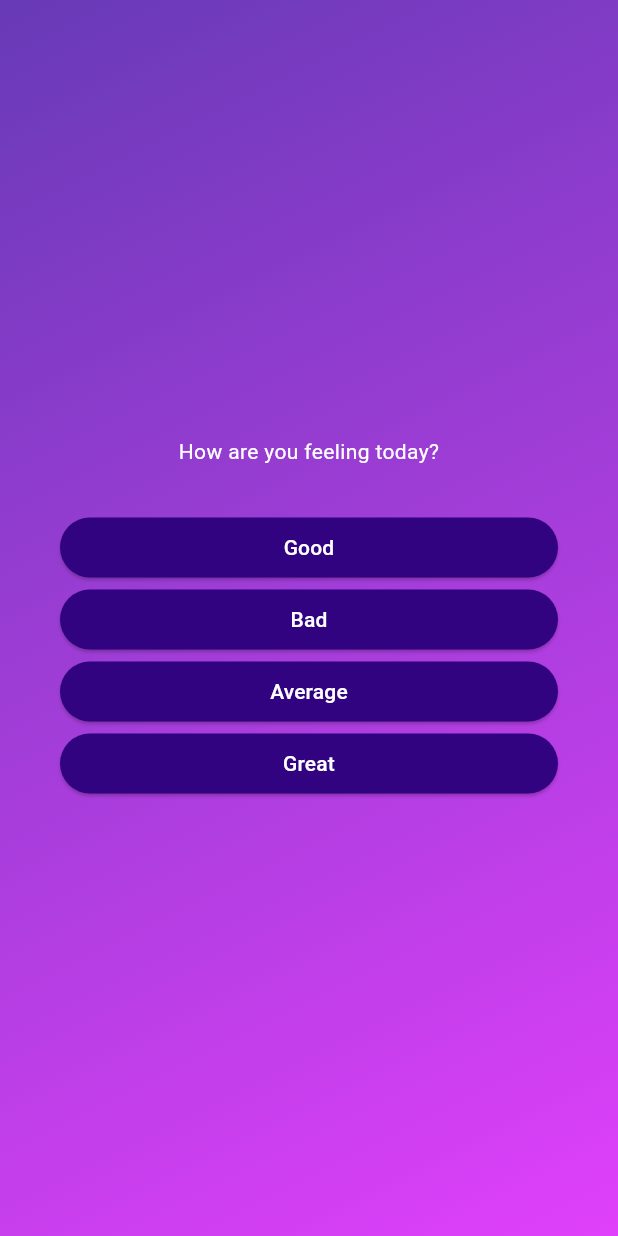
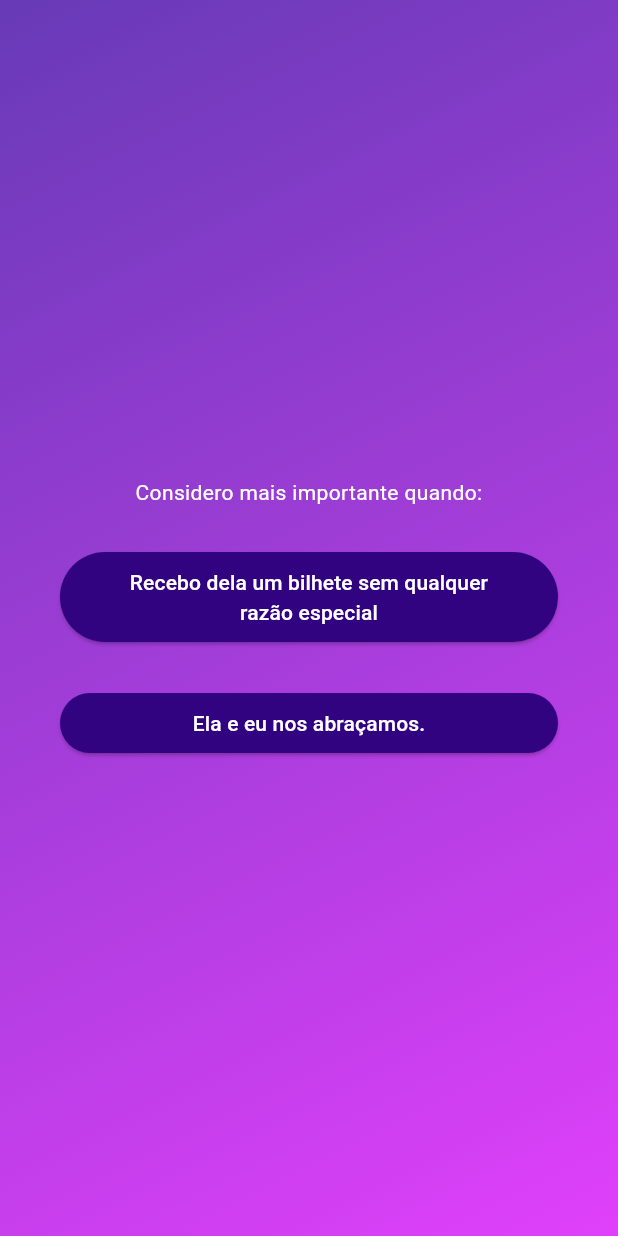
Before and after one commit to lucas-mdo/flutter_quiz, a Flutter app: the screen it shows after launch, after a tap on "Start quiz", on a phone screen of 412 x 824 dp. Run offline on Flutter 3.47's test engine with Material 2 defaults, Android fonts, the light colour scheme and no system bars.

```diff
--- a/lib/data/questions.dart
+++ b/lib/data/questions.dart
@@ -1,12 +1,87 @@
-import 'package:flutter_quiz/models/quiz_question.dart';
+class Answer<Strig, String> {
+  final String letter;
+  final String answer;
 
-const questions = [
-  QuizQuestion(
-    'How are you feeling today?',
-    ['Great', 'Good', 'Average', 'Bad'],
-  ),
-  QuizQuestion(
-    "What's the weather forecast for today?",
-    ['Sunny', 'Cloudy', 'Rain', 'Snowy'],
-  ),
+  const Answer(this.letter, this.answer);
+}
+
+const List<Map<String, String>> loves = [
+  {'letter': 'A', 'title': 'Palavras de Afirmação'},
+  {'letter': 'B', 'title': 'Tempo de Qualidade'},
+  {'letter': 'C', 'title': 'Presentes'},
+  {'letter': 'D', 'title': 'Atos de Serviço'},
+  {'letter': 'E', 'title': 'Toque Físico'},
 ];
+
+const List<Answer> answers = [
+  Answer('A', 'Recebo dela um bilhete sem qualquer razão especial'),
+  Answer('E', 'Ela e eu nos abraçamos.'),
+  Answer('B', 'Passamos tempo juntos, só nós dois.'),
+  Answer('D', 'Ela faz alguma coisa prática para me ajudar.'),
+  Answer('C', 'Ela me traz algum presente como sinal de amor.'),
+  Answer('B', 'Passamos tempo de lazer juntos sem interrupções.'),
+  Answer('D',
+      'Ela faz alguma coisa inesperada por mim (p. ex., encher o tamque do carro ou levar a roupa na lavanderia).'),
+  Answer('E', 'Ela e eu nos tocamos.'),
+  Answer('E', 'Ela coloca o braço à minha volta em público.'),
+  Answer('C', 'Ela me surpreende com um presente.'),
+  Answer('B', 'Estou perto dela, mesmo que não estejamos fazendo nada.'),
+  Answer('E', 'Damos as mãos.'),
+  Answer('C', 'Ela me presenteia.'),
+  Answer('A', 'Ela diz: "Eu te amo".'),
+  Answer('E', 'Sento-me perto dela.'),
+  Answer('A', 'Ela me elogia sem qualquer razão aparente.'),
+  Answer('B', 'Tenho a oportunidade de apenas "sair com ela.'),
+  Answer('C', 'Recebo dela pequenos presentes inesperados.'),
+  Answer('A', 'Ouço-a dizer: "Tenho orgulho de você".'),
+  Answer('D', 'Ela me ajuda com alguma tarefa.'),
+  Answer('B', 'Temos oportunidade de fazer algo juntos.'),
+  Answer('A', 'Ela me apoia por meio de palavras.'),
+  Answer('D', 'Ela faz algo por mim, em vez de apenas dizer que o fará.'),
+  Answer('E', 'Sinto-me ligado a ela quando nos abraçamos.'),
+  Answer('A', 'Ela me elogia.'),
+  Answer('C',
+      'Ela me presenteia com algo que demonstra que ela realmente pensou em mim.'),
+  Answer('B', 'Tenho a oportunidade de ficar perto dela.'),
+  Answer('E', 'Ela massageia ou acaricia minhas costas.'),
+  Answer('A', 'Ela reage de forma positiva a algo que realizei.'),
+  Answer('D',
+      'Ela faz algo por mim (especialmente quando é algo de que ela não gosta).'),
+  Answer('E', 'Beijamo-nos com frequência.'),
+  Answer('B',
+      'Percebo que ela demonstra interesse pelas coisas das quais eu gosto.'),
+  Answer('D', 'Ela me ajuda a terminar projetos importantes.'),
+  Answer('C', 'Ela me dá um presente empolgante.'),
+  Answer('A', 'Ela elogia minha aparência.'),
+  Answer('B', 'Ela me ouve e compreende meus sentimentos.'),
+  Answer('E', 'Tocamos um no outro (sem conotação sexual) em público.'),
+  Answer('D',
+      'Ela se oferece para me ajudar em tarefas corriqueiras (p. ex., ir ao correio, pagar uma conta).'),
+  Answer('D',
+      'Ela vai além de suas responsabilidades (coisas da casa, assuntos de trabalho etc.).'),
+  Answer('C', 'Recebo um presente que ela escolheu com carinho e atenção.'),
+  Answer('B', 'Ela para de checar o celular enquanto conversamos.'),
+  Answer('D', 'Ela se dispõe a fazer algo mais para aliviar minha carga.'),
+  Answer('C', 'Sei que vou receber um presente dela numa data especial.'),
+  Answer('A', 'Ouço-a dizer: "Eu admiro você".'),
+  Answer('C', 'Ela me traz uma lembrancinha quando viaja sozinha.'),
+  Answer('D',
+      'Ela realiza uma tarefa que é responsabilidade minha quando estou muito estressado para realizá-la.'),
+  Answer('B', 'Ela não me interrompe quando estou falando.'),
+  Answer('C',
+      'Ela entende que presentear é parte importante do nosso relacionamento.'),
+  Answer('D', 'Ela me ajuda quando percebe que estou cansado.'),
+  Answer('B', 'Saímos ou viajamos juntos.'),
+  Answer('E', 'Temos intimidade física.'),
+  Answer('C', 'Ela me traz um presente que escolheu ao longo de um dia comum.'),
+  Answer('A', 'Ela me diz algo que me anima.'),
+  Answer('B', 'Realizamos alguma atividade ou hobby juntos.'),
+  Answer(
+      'C', 'Ela me surpreende com um presente que exprime seu amor por mim.'),
+  Answer('E', 'Ela e eu nos tocamos com frequência ao longo do dia.'),
+  Answer('D',
+      'Ela em ajuda em alguma tarefa (especialemente quando sei que está ocupada com outras coisas).'),
+  Answer('A', 'Ouço-a dizer com todas as letras: "Admiro muito você".'),
+  Answer('E', 'Ela em abraça quando nos encontramos depois de uma ausência.'),
+  Answer('A', 'Ouço-a dizer quanto sou importante pra ela.'),
+];
--- a/lib/models/quiz_question.dart
+++ /dev/null
@@ -1,12 +0,0 @@
-class QuizQuestion {
-  const QuizQuestion(this.text, this.answers);
-
-  final String text;
-  final List<String> answers;
-
-  List<String> getShuffledAnswers() {
-    final shuffledList = List.of(answers);
-    shuffledList.shuffle();
-    return shuffledList;
-  }
-}
--- a/lib/questions_screen.dart
+++ b/lib/questions_screen.dart
@@ -19,14 +19,12 @@ class _QuestionScreenState extends State<QuestionScreen> {
   void answerQuestion(String selectedAnswer) {
     widget.onSelectedAnswer(selectedAnswer);
     setState(() {
-      currentQuestionIndex++;
+      currentQuestionIndex += 2;
     });
   }
 
   @override
   Widget build(BuildContext context) {
-    final currentQuestion = questions[currentQuestionIndex];
-
     return Container(
       margin: const EdgeInsets.all(40),
       child: SizedBox(
@@ -35,20 +33,27 @@ class _QuestionScreenState extends State<QuestionScreen> {
           mainAxisAlignment: MainAxisAlignment.center,
           crossAxisAlignment: CrossAxisAlignment.stretch,
           children: [
-            Text(
-              currentQuestion.text,
-              style: const TextStyle(color: Colors.white),
+            const Text(
+              "Considero mais importante quando:",
+              style: TextStyle(color: Colors.white),
               textAlign: TextAlign.center,
             ),
             const SizedBox(height: 30),
-            ...currentQuestion.getShuffledAnswers().map((answer) {
-              return AnswerButton(
-                answer,
-                () {
-                  answerQuestion(answer);
-                },
-              );
-            }),
+            AnswerButton(
+              answers[currentQuestionIndex].answer,
+              () {
+                answerQuestion(answers[currentQuestionIndex].answer);
+              },
+            ),
+            const SizedBox(
+              height: 30,
+            ),
+            AnswerButton(
+              answers[currentQuestionIndex + 1].answer,
+              () {
+                answerQuestion(answers[currentQuestionIndex + 1].answer);
+              },
+            ),
           ],
         ),
       ),
--- a/lib/quiz.dart
+++ b/lib/quiz.dart
@@ -33,7 +33,7 @@ class _QuizState extends State<Quiz> {
   void chooseAnswer(String answer) {
     selectedAnswers.add(answer);
 
-    if (selectedAnswers.length == questions.length) {
+    if (selectedAnswers.length == answers.length / 2) {
       setState(
         () {
           activeScreen = ResultsScreen(selectedAnswers);
```
Also changed, not shown: lib/questions_summary.dart (+7 -9 lines), lib/results_screen.dart (+50 -7 lines).
